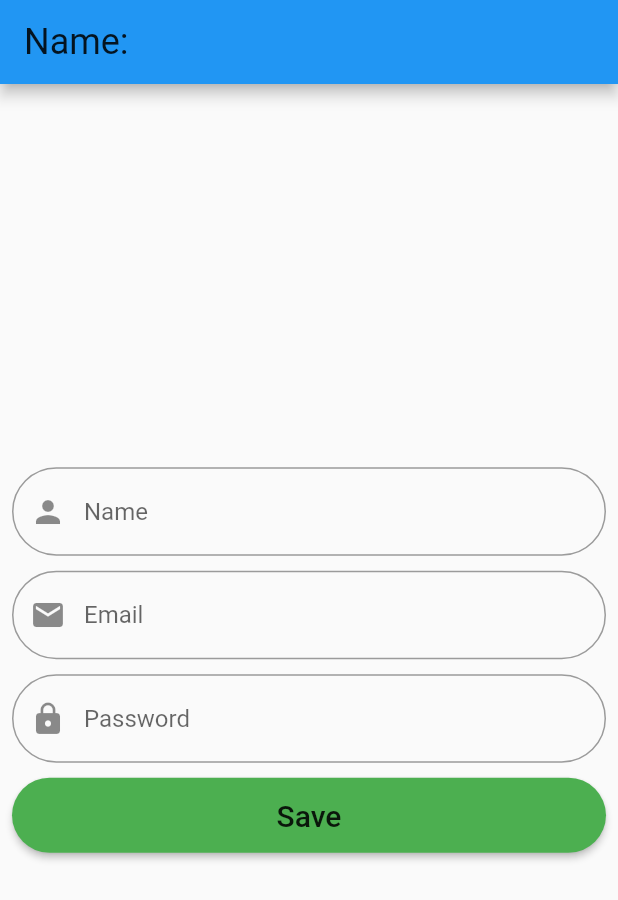
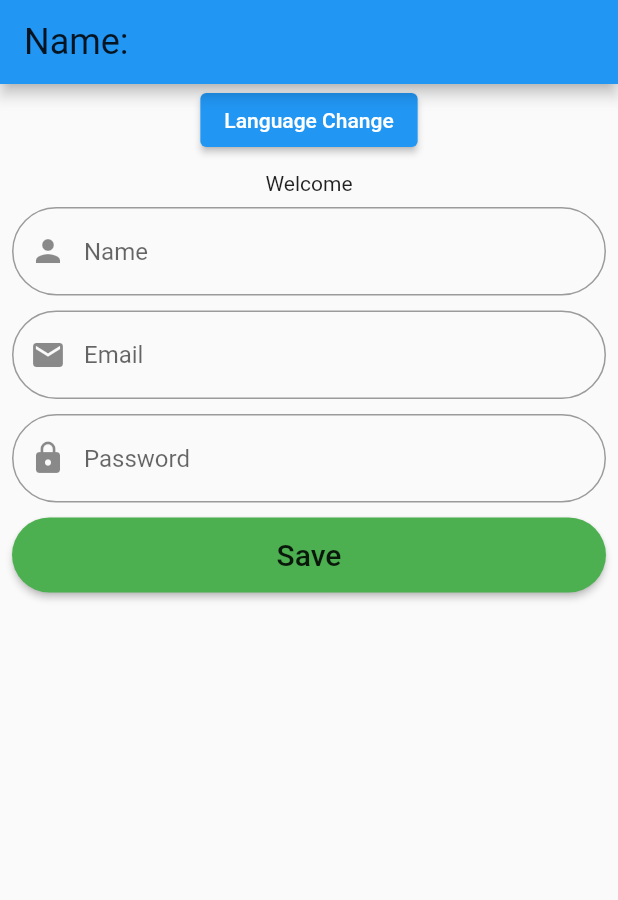
Before and after one commit to hakanpeksen/get_form, a Flutter app: the screen it shows after launch, on a phone screen of 412 x 824 dp. Shown: the top 900 px of the screen. Run offline on Flutter 3.47's test engine with Material 2 defaults, Android fonts, the phone set to English and light mode, and no system bars; our stand-ins replace get, get_storage.

Commit message:
dil değişimi eklendi

```diff
--- /dev/null
+++ b/lib/core/app_translations.dart
@@ -0,0 +1,12 @@
+import 'package:get/get.dart';
+
+import 'lang/translation_en.dart';
+import 'lang/translation_tr.dart';
+
+class AppTranslations extends Translations {
+  @override
+  Map<String, Map<String, String>> get keys => {
+        'en': TranslationEN.keys,
+        'tr': TranslationTR.keys,
+      };
+}
--- /dev/null
+++ b/lib/core/lang/translation_en.dart
@@ -0,0 +1,6 @@
+class TranslationEN {
+  static Map<String, String> get keys => {
+        'welcome': 'Welcome',
+        'language_change': 'Language Change',
+      };
+}
--- /dev/null
+++ b/lib/core/lang/translation_tr.dart
@@ -0,0 +1,6 @@
+class TranslationTR {
+  static Map<String, String> get keys => {
+        'welcome': 'Hoşgeldiniz',
+        'language_change': 'Dil Değiştir',
+      };
+}
--- a/lib/login_form/controller/login_controller.dart
+++ b/lib/login_form/controller/login_controller.dart
@@ -6,9 +6,21 @@ import '../model/login_model.dart';
 
 class LoginController extends GetxController {
   final box = GetStorage();
-  final _key = 'loginKey';
   final loginFormKey = GlobalKey<FormState>();
   late TextEditingController nameController, emailController, passwordController;
+  final _key = 'loginKey';
+
+  //lang
+  var language = Get.deviceLocale.obs;
+
+  // Save lang GetStorage
+  final String _langKey = 'lang';
+  void saveLanguage(String lang) {
+    box.write(_langKey, lang);
+  }
+
+  // Get lang GetStorage
+  String? getLanguage() => box.read(_langKey);
 
   @override
   void onInit() {
@@ -16,6 +28,12 @@ class LoginController extends GetxController {
     nameController = TextEditingController();
     emailController = TextEditingController();
     passwordController = TextEditingController();
+
+    //Get lang GetStorage, Update language
+    final _langFromLocal = getLanguage();
+    if (_langFromLocal != null && _langFromLocal.isNotEmpty) {
+      language(Locale(_langFromLocal));
+    }
   }
 
   @override
@@ -23,6 +41,21 @@ class LoginController extends GetxController {
     nameController.dispose();
     emailController.dispose();
     passwordController.dispose();
+  }
+
+  //Change Lang
+  void changeLanguage(String? lang) {
+    if (lang == null) {
+      if (language.value != null && language.value!.languageCode == 'en') {
+        lang = 'tr';
+      } else {
+        lang = 'en';
+      }
+    }
+    // Save lang
+    saveLanguage(lang);
+    language(Locale(lang));
+    Get.updateLocale(language.value!);
   }
 
   String get name => getModel()?.name ?? '';
--- a/lib/login_form/view/login_view.dart
+++ b/lib/login_form/view/login_view.dart
@@ -10,7 +10,7 @@ class LoginView extends StatelessWidget {
 
   @override
   Widget build(context) {
-    final objeController = Get.put(LoginController());
+    final objeController = Get.find<LoginController>();
 
     return Scaffold(
       appBar: AppBar(
@@ -19,7 +19,19 @@ class LoginView extends StatelessWidget {
             builder: (_) => ((Text('Name: ${objeController.name.toString()}',
                 style: context.textTheme.headline5)))),
       ),
-      body: Form(
+      body: Column(
+        children: [
+          ElevatedButton(
+            child: Text(
+              'language_change'.tr,
+            ),
+            onPressed: () {
+              objeController.changeLanguage(null);
+            },
+          ),
+          const SizedBox(height: 10),
+          Text('welcome'.tr),
+          Form(
             key: objeController.loginFormKey,
             autovalidateMode: AutovalidateMode.onUserInteraction,
             child: Padding(
@@ -64,6 +76,8 @@ class LoginView extends StatelessWidget {
               ]),
             ),
           ),
+        ],
+      ),
     );
   }
 }
--- a/lib/main.dart
+++ b/lib/main.dart
@@ -2,21 +2,28 @@ import 'package:flutter/material.dart';
 import 'package:get/get.dart';
 import 'package:get_storage/get_storage.dart';
 
+import 'core/app_translations.dart';
+import 'login_form/controller/login_controller.dart';
 import 'login_form/view/login_view.dart';
 
 void main() async {
   await GetStorage.init();
-  runApp(const MyApp());
+
+  runApp(MyApp());
 }
 
 class MyApp extends StatelessWidget {
-  const MyApp({Key? key}) : super(key: key);
+  MyApp({Key? key}) : super(key: key);
+  final appCtrl = Get.put(LoginController());
 
   @override
   Widget build(BuildContext context) {
-    return const GetMaterialApp(
+    return GetMaterialApp(
       title: 'Get Form',
-      home: LoginView(),
+      home: const LoginView(),
+      translations: AppTranslations(),
+      locale: appCtrl.language.value,
+      fallbackLocale: const Locale('en'),
     );
   }
 }
```
Also changed, not shown: 1 other file. Lines whose indentation alone changed are shown as unchanged.
